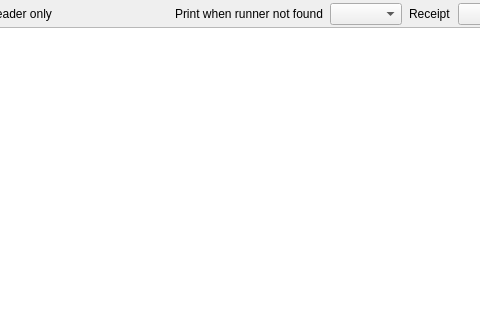
First picture: the form in quickevent/app/plugins/Receipts/src/receiptswidget.ui, repository Quick-Event/quickbox, before the edit; both pictures show x 228 to 708 and y 0 to 320 of the 897 by 612 pixel window.
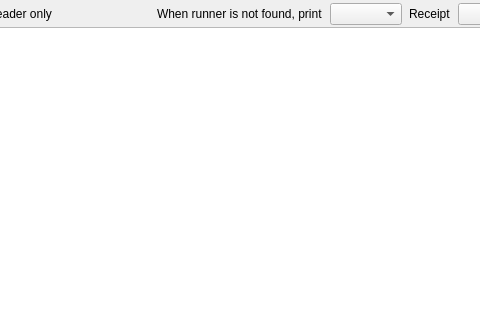
Second picture: the form after the edit. Custom widgets are drawn as their Qt base class.

Commit message:
Add Q_DECLARE_TR_FUNCTIONS macro
Added Q_DECLARE_TR_FUNCTIONS macro to make `tr` function work, improved english localization (mentioned in #331).

Patch:
```diff
--- a/quickevent/app/plugins/Receipts/src/receiptswidget.ui
+++ b/quickevent/app/plugins/Receipts/src/receiptswidget.ui
@@ -77,7 +77,7 @@
      <item>
       <widget class="QLabel" name="label_3">
        <property name="text">
-        <string>Print when runner not found</string>
+        <string>When runner is not found, print</string>
        </property>
       </widget>
      </item>
```
The commit also changes 1 other file.
